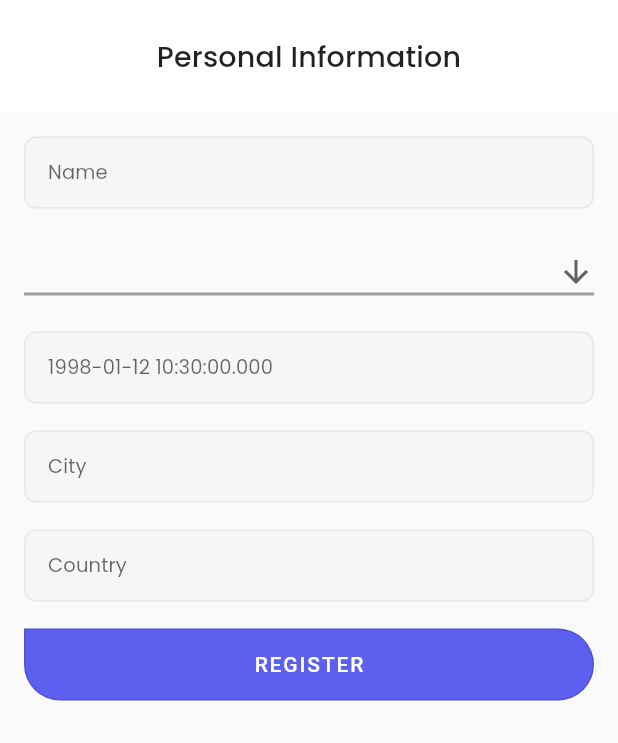
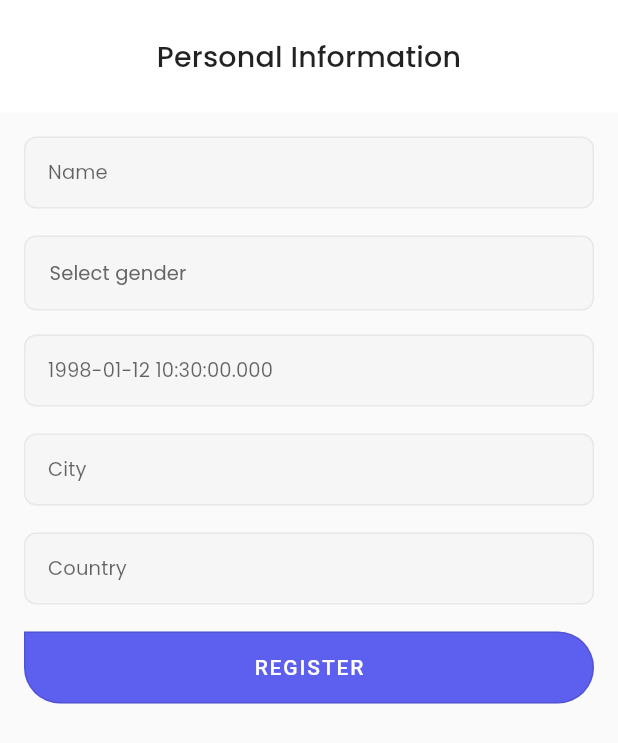
Before and after one commit to andrejvnior/chappy, a Flutter app: the ProfileCreatePage screen opened directly with empty values, on a phone screen of 412 x 824 dp. Shown: the top 743 px of the screen. Run offline on Flutter 3.47's test engine with Material 2 defaults, Android fonts, the phone set to English and light mode, and no system bars; our stand-ins replace cloud_firestore, firebase_auth, firebase_core, firebase_storage, flutter_mobx, image_picker and 1 more; accounts and stored records are empty; generated files the repository leaves out were written again.

Commit message:
custom gender selection, gender selection design, sign up adjusts, sign in adjusts

```diff
--- a/lib/modules/profile/models/gender.dart
+++ b/lib/modules/profile/models/gender.dart
@@ -11,7 +11,7 @@ class Gender {
 }
 
 const genderList = [
-  Gender(0, 'male', GenderType.male),
-  Gender(1, 'female', GenderType.female),
-  Gender(2, 'others', GenderType.others),
+  Gender(0, 'Male', GenderType.male),
+  Gender(1, 'Female', GenderType.female),
+  Gender(2, 'Others', GenderType.others),
 ];
--- a/lib/modules/profile/pages/create/profile_create_controller.dart
+++ b/lib/modules/profile/pages/create/profile_create_controller.dart
@@ -65,7 +65,7 @@ abstract class ProfileCreateControllerBase with Store {
   DateTime birthday = DateTime.now().subtract(const Duration(days: 8665));
 
   @observable
-  Gender? gender;
+  String gender = '';
 
   @observable
   String city = '';
@@ -98,7 +98,7 @@ abstract class ProfileCreateControllerBase with Store {
   void setBio(String v) => bio = v;
 
   @action
-  void setGender(Gender v) => gender = v;
+  void setGender(String v) => gender = v;
 
   @action
   void setBirthday(DateTime v) => birthday = v;
@@ -159,8 +159,8 @@ abstract class ProfileCreateControllerBase with Store {
       email: email,
       name: name,
       nickname: nickname,
-      gender: gender?.title ?? '',
-      bio: '',
+      gender: gender,
+      bio: bio,
       birthday: birthday,
       city: city,
       country: country,
--- a/lib/modules/profile/pages/create/profile_create_page.dart
+++ b/lib/modules/profile/pages/create/profile_create_page.dart
@@ -4,8 +4,11 @@ import 'package:projects/models/firebase_model.dart';
 import 'package:projects/modules/interests/pages/interest_page.dart';
 import 'package:projects/modules/profile/models/gender.dart';
 import 'package:projects/modules/profile/pages/create/profile_create_controller.dart';
+import 'package:projects/themes/chappy_colors.dart';
+import 'package:projects/themes/chappy_texts.dart';
 import 'package:projects/widgets/chappy_app_bar.dart';
 import 'package:projects/widgets/chappy_button.dart';
+import 'package:projects/widgets/chappy_drop_down.dart';
 import 'package:projects/widgets/chappy_text_input.dart';
 
 class ProfileCreatePage extends StatefulWidget {
@@ -46,26 +49,41 @@ class _ProfileCreatePageState extends State<ProfileCreatePage> {
                   onChanged: controller.setName,
                 ),
                 const SizedBox(height: 16),
-                DropdownButton<Gender>(
-                  value: controller.gender,
-                  icon: const Icon(Icons.arrow_downward),
-                  // iconSize: 24,
-                  // elevation: 16,
-                  isExpanded: true,
-                  style: TextStyle(color: Colors.grey.shade500),
-                  underline: Container(
-                    height: 2,
-                    color: Colors.grey.shade500,
+                Observer(
+                  builder: (_) => ChappyDropDown(
+                    value: controller.gender.isNotEmpty
+                        ? controller.gender
+                        : 'Select gender',
+                    onSelected: (value) => controller.setGender(value),
                   ),
-                  onChanged: (v) => controller.setGender(v!),
-                  items:
-                      genderList.map<DropdownMenuItem<Gender>>((Gender gender) {
-                    return DropdownMenuItem<Gender>(
-                      value: gender,
-                      child: Text(gender.title ?? 'Select Gender'),
-                    );
-                  }).toList(),
                 ),
+                // DropdownButton<Gender>(
+                //   focusColor: Colors.amber,
+                //   value: controller.gender,
+                //   icon: Container(),
+                //   underline: Container(),
+                //   isExpanded: true,
+                //   style: TextStyle(color: Colors.grey.shade500),
+                //   onChanged: (v) => controller.setGender(v!),
+                //   items:
+                //       genderList.map<DropdownMenuItem<Gender>>((Gender gender) {
+                //     return DropdownMenuItem<Gender>(
+                //       value: gender,
+                //       child: Container(
+                //           padding: const EdgeInsets.symmetric(horizontal: 16),
+                //           height: 50,
+                //           decoration: BoxDecoration(
+                //               color: ChappyColors.grey100,
+                //               borderRadius: BorderRadius.circular(8),
+                //               border: Border.all(color: ChappyColors.grey300)),
+                //           child: Row(
+                //             children: [
+                //               Text(controller.gender?.title ?? 'Select gender'),
+                //             ],
+                //           )),
+                //     );
+                //   }).toList(),
+                // ),
                 const SizedBox(height: 16),
                 ChappyTextInput(
                   hintText: controller.birthday.toString(),
--- /dev/null
+++ b/lib/widgets/chappy_drop_down.dart
@@ -0,0 +1,126 @@
+import 'package:flutter/material.dart';
+import 'package:projects/modules/profile/models/gender.dart';
+import 'package:projects/themes/chappy_colors.dart';
+import 'package:projects/themes/chappy_texts.dart';
+
+// TODO: Modularize
+class ChappyDropDown extends StatefulWidget {
+  final String? value;
+  final Function(String)? onSelected;
+
+  const ChappyDropDown({Key? key, this.value, this.onSelected})
+      : super(key: key);
+
+  @override
+  _ChappyDropDownState createState() => _ChappyDropDownState();
+}
+
+class _ChappyDropDownState extends State<ChappyDropDown> {
+  TextEditingController controller = TextEditingController();
+  bool showOptions = false;
+
+  @override
+  Widget build(BuildContext context) {
+    return Column(
+      children: [
+        GestureDetector(
+          onTap: () => setState(() {
+            showOptions = !showOptions;
+          }),
+          child: Container(
+            padding: const EdgeInsets.symmetric(horizontal: 16),
+            height: 50,
+            decoration: BoxDecoration(
+                color: ChappyColors.grey100,
+                borderRadius: BorderRadius.only(
+                  topLeft: const Radius.circular(8),
+                  topRight: const Radius.circular(8),
+                  bottomLeft: Radius.circular(showOptions ? 0 : 8),
+                  bottomRight: Radius.circular(showOptions ? 0 : 8),
+                ),
+                border: Border.all(color: ChappyColors.grey300)),
+            child: Row(
+              children: [
+                Text(
+                  widget.value ?? 'Select gender',
+                  style:
+                      ChappyTexts.subtitle2.apply(color: ChappyColors.grey900),
+                ),
+              ],
+            ),
+          ),
+        ),
+        if (showOptions)
+          Container(
+            constraints: const BoxConstraints(maxHeight: 150),
+            decoration: BoxDecoration(
+              border: Border.all(color: ChappyColors.grey300),
+              borderRadius: const BorderRadius.only(
+                bottomLeft: Radius.circular(8),
+                bottomRight: Radius.circular(8),
+              ),
+            ),
+            child: ListView.builder(
+              itemCount: genderList.length,
+              itemBuilder: (BuildContext context, int index) {
+                return genderList[index] != genderList.last
+                    ? GestureDetector(
+                        onTap: () {
+                          widget.onSelected!(genderList[index].title ?? '');
+                          showOptions = !showOptions;
+                        },
+                        child: Container(
+                            height: 50,
+                            alignment: Alignment.centerLeft,
+                            padding: const EdgeInsets.symmetric(horizontal: 16),
+                            decoration: const BoxDecoration(
+                              border: Border(
+                                  bottom:
+                                      BorderSide(color: ChappyColors.grey300)),
+                            ),
+                            child: Text(
+                              genderList[index].title ?? '',
+                              style: ChappyTexts.subtitle2
+                                  .apply(color: ChappyColors.grey900),
+                            )),
+                      )
+                    : Container(
+                        height: 50,
+                        alignment: Alignment.centerLeft,
+                        padding: const EdgeInsets.symmetric(horizontal: 16),
+                        decoration: const BoxDecoration(
+                          border: Border(
+                              bottom: BorderSide(color: ChappyColors.grey300)),
+                        ),
+                        child: TextFormField(
+                          controller: controller,
+                          style: ChappyTexts.subtitle2
+                              .apply(color: ChappyColors.grey900),
+                          decoration: InputDecoration(
+                            suffix: GestureDetector(
+                              // TODO: Verifiry is its correct use setState in this case;
+                              onTap: () {
+                                widget.onSelected!(controller.text);
+                                showOptions = !showOptions;
+                              },
+                              child: Text(
+                                'Salvar',
+                                style: ChappyTexts.subtitle2
+                                    .apply(color: ChappyColors.primaryColor),
+                              ),
+                            ),
+                            contentPadding: const EdgeInsets.all(0),
+                            fillColor: Colors.white,
+                            filled: true,
+                            hintText: genderList.last.title,
+                            border: InputBorder.none,
+                          ),
+                        ),
+                      );
+              },
+            ),
+          ),
+      ],
+    );
+  }
+}
```
Also changed, not shown: lib/modules/auth/pages/signin/signin_page.dart (+12 -5 lines), lib/modules/auth/pages/signup/signup_page.dart (+8 -10 lines), lib/modules/profile/pages/create/profile_create_controller.g.dart.
